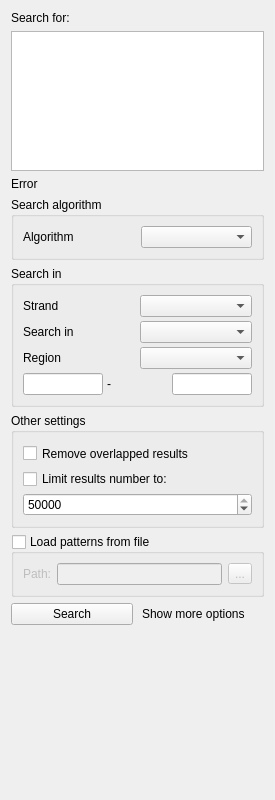
First picture: the form in src/corelibs/U2View/src/ov_sequence/find_pattern/ui/FindPatternForm.ui, repository violethaze74/ugene, before the edit.
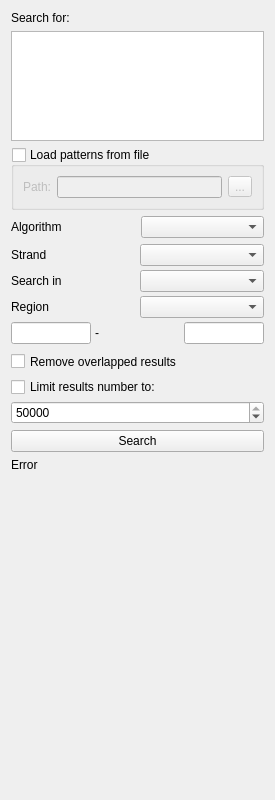
Second picture: the form after the edit.

Diff of the .ui file:
```diff
--- a/src/corelibs/U2View/src/ov_sequence/find_pattern/ui/FindPatternForm.ui
+++ b/src/corelibs/U2View/src/ov_sequence/find_pattern/ui/FindPatternForm.ui
@@ -29,6 +29,9 @@
    <string notr="true">Form</string>
   </property>
   <layout class="QVBoxLayout" name="verticalLayout">
+   <property name="spacing">
+    <number>6</number>
+   </property>
    <item>
     <widget class="QLabel" name="searchForLabel">
      <property name="sizePolicy">
@@ -62,13 +65,13 @@
      <property name="minimumSize">
       <size>
        <width>0</width>
-       <height>120</height>
+       <height>90</height>
       </size>
      </property>
      <property name="maximumSize">
       <size>
        <width>16777215</width>
-       <height>140</height>
+       <height>110</height>
       </size>
      </property>
      <property name="focusPolicy">
@@ -80,38 +83,78 @@
     </widget>
    </item>
    <item>
-    <widget class="QLabel" name="lblErrorMessage">
-     <property name="text">
-      <string notr="true">Error</string>
+    <widget class="QGroupBox" name="loadFromFileGroupBox">
+     <property name="toolTip">
+      <string>Find file with newline-separated patterns</string>
      </property>
-     <property name="wordWrap">
+     <property name="title">
+      <string>Load patterns from file</string>
+     </property>
+     <property name="checkable">
       <bool>true</bool>
      </property>
+     <property name="checked">
+      <bool>false</bool>
+     </property>
+     <layout class="QGridLayout" name="gridLayout_6">
+      <item row="0" column="1">
+       <widget class="QLineEdit" name="filePathLineEdit"/>
+      </item>
+      <item row="0" column="2">
+       <widget class="QToolButton" name="loadFromFileToolButton">
+        <property name="text">
+         <string>...</string>
+        </property>
+       </widget>
+      </item>
+      <item row="0" column="0">
+       <widget class="QLabel" name="label_2">
+        <property name="text">
+         <string>Path:</string>
+        </property>
+       </widget>
+      </item>
+     </layout>
     </widget>
    </item>
    <item>
-    <widget class="QGroupBox" name="groupAlgorithm">
+    <layout class="QVBoxLayout" name="subgroupsLayout"/>
+   </item>
+   <item>
+    <widget class="QWidget" name="widgetAlgorithm" native="true">
      <property name="maximumSize">
       <size>
        <width>16777215</width>
        <height>16777215</height>
       </size>
      </property>
-     <property name="title">
-      <string>Search algorithm</string>
-     </property>
      <layout class="QGridLayout" name="gridLayout_2">
+      <property name="leftMargin">
+       <number>0</number>
+      </property>
+      <property name="topMargin">
+       <number>0</number>
+      </property>
+      <property name="rightMargin">
+       <number>0</number>
+      </property>
+      <property name="bottomMargin">
+       <number>0</number>
+      </property>
       <property name="spacing">
        <number>6</number>
       </property>
-      <item row="0" column="0">
+      <item row="2" column="0" colspan="2">
+       <layout class="QVBoxLayout" name="layoutAlgorithmSettings"/>
+      </item>
+      <item row="1" column="0">
        <widget class="QLabel" name="label">
         <property name="text">
          <string>Algorithm</string>
         </property>
        </widget>
       </item>
-      <item row="0" column="1">
+      <item row="1" column="1">
        <widget class="QComboBox" name="boxAlgorithm">
         <property name="minimumSize">
          <size>
@@ -128,7 +171,7 @@
     </widget>
    </item>
    <item>
-    <widget class="QGroupBox" name="groupSearchIn">
+    <widget class="QWidget" name="widgetSearchIn" native="true">
      <property name="sizePolicy">
       <sizepolicy hsizetype="Preferred" vsizetype="Preferred">
        <horstretch>0</horstretch>
@@ -141,10 +184,19 @@
        <height>16777215</height>
       </size>
      </property>
-     <property name="title">
-      <string>Search in</string>
-     </property>
      <layout class="QGridLayout" name="gridLayout_3">
+      <property name="leftMargin">
+       <number>0</number>
+      </property>
+      <property name="topMargin">
+       <number>0</number>
+      </property>
+      <property name="rightMargin">
+       <number>0</number>
+      </property>
+      <property name="bottomMargin">
+       <number>0</number>
+      </property>
       <property name="spacing">
        <number>4</number>
       </property>
@@ -238,17 +290,26 @@
     </widget>
    </item>
    <item>
-    <widget class="QGroupBox" name="groupOther">
+    <widget class="QWidget" name="widgetOther" native="true">
      <property name="maximumSize">
       <size>
        <width>16777215</width>
        <height>16777215</height>
       </size>
      </property>
-     <property name="title">
-      <string>Other settings</string>
-     </property>
      <layout class="QGridLayout" name="gridLayout_4">
+      <property name="leftMargin">
+       <number>0</number>
+      </property>
+      <property name="topMargin">
+       <number>0</number>
+      </property>
+      <property name="rightMargin">
+       <number>0</number>
+      </property>
+      <property name="bottomMargin">
+       <number>0</number>
+      </property>
       <property name="spacing">
        <number>4</number>
       </property>
@@ -288,48 +349,6 @@
      </layout>
     </widget>
    </item>
-   <item>
-    <layout class="QVBoxLayout" name="layoutAnnots">
-     <property name="sizeConstraint">
-      <enum>QLayout::SetDefaultConstraint</enum>
-     </property>
-    </layout>
-   </item>
-   <item>
-    <widget class="QGroupBox" name="loadFromFileGroupBox">
-     <property name="toolTip">
-      <string>Find file with newline-separated patterns</string>
-     </property>
-     <property name="title">
-      <string>Load patterns from file</string>
-     </property>
-     <property name="checkable">
-      <bool>true</bool>
-     </property>
-     <property name="checked">
-      <bool>false</bool>
-     </property>
-     <layout class="QGridLayout" name="gridLayout_6">
-      <item row="0" column="1">
-       <widget class="QLineEdit" name="filePathLineEdit"/>
-      </item>
-      <item row="0" column="2">
-       <widget class="QToolButton" name="loadFromFileToolButton">
-        <property name="text">
-         <string>...</string>
-        </property>
-       </widget>
-      </item>
-      <item row="0" column="0">
-       <widget class="QLabel" name="label_2">
-        <property name="text">
-         <string>Path:</string>
-        </property>
-       </widget>
-      </item>
-     </layout>
-    </widget>
-   </item>
    <item>
     <layout class="QHBoxLayout" name="layoutSearchButton">
      <property name="spacing">
@@ -342,15 +361,18 @@
        </property>
       </widget>
      </item>
-     <item>
-      <widget class="QLabel" name="lblShowMoreLess">
-       <property name="text">
-        <string notr="true">Show more options</string>
-       </property>
-      </widget>
-     </item>
     </layout>
    </item>
+   <item>
+    <widget class="QLabel" name="lblErrorMessage">
+     <property name="text">
+      <string notr="true">Error</string>
+     </property>
+     <property name="wordWrap">
+      <bool>true</bool>
+     </property>
+    </widget>
+   </item>
    <item>
     <spacer name="verticalSpacer">
      <property name="orientation">
```
Left out of the diff: 4 changed lines with no effect on the pictures.
